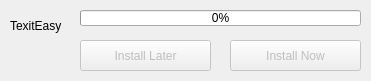
First picture: the form in source/dialogdownloadupdate.ui, repository Bramas/texiteasy, before the edit.
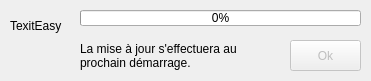
Second picture: the form after the edit. Icons and pictures are not drawn.

Commit message: Install application in roaming appData

```diff
--- a/source/dialogdownloadupdate.ui
+++ b/source/dialogdownloadupdate.ui
@@ -52,30 +52,14 @@
    </property>
    <property name="geometry">
     <rect>
-     <x>230</x>
+     <x>290</x>
      <y>40</y>
-     <width>131</width>
+     <width>71</width>
      <height>31</height>
     </rect>
    </property>
    <property name="text">
-    <string>Install Now</string>
-   </property>
-  </widget>
-  <widget class="QPushButton" name="pushButtonInstallLater">
-   <property name="enabled">
-    <bool>false</bool>
-   </property>
-   <property name="geometry">
-    <rect>
-     <x>80</x>
-     <y>40</y>
-     <width>131</width>
-     <height>31</height>
-    </rect>
-   </property>
-   <property name="text">
-    <string>Install Later</string>
+    <string>Ok</string>
    </property>
   </widget>
   <widget class="QLabel" name="label_2">
@@ -97,6 +81,22 @@
     <bool>true</bool>
    </property>
   </widget>
+  <widget class="QLabel" name="label_3">
+   <property name="geometry">
+    <rect>
+     <x>80</x>
+     <y>40</y>
+     <width>201</width>
+     <height>31</height>
+    </rect>
+   </property>
+   <property name="text">
+    <string>La mise à jour s'effectuera au prochain démarrage.</string>
+   </property>
+   <property name="wordWrap">
+    <bool>true</bool>
+   </property>
+  </widget>
  </widget>
  <resources>
   <include location="icons.qrc"/>
```
The commit also changes 18 other files.
